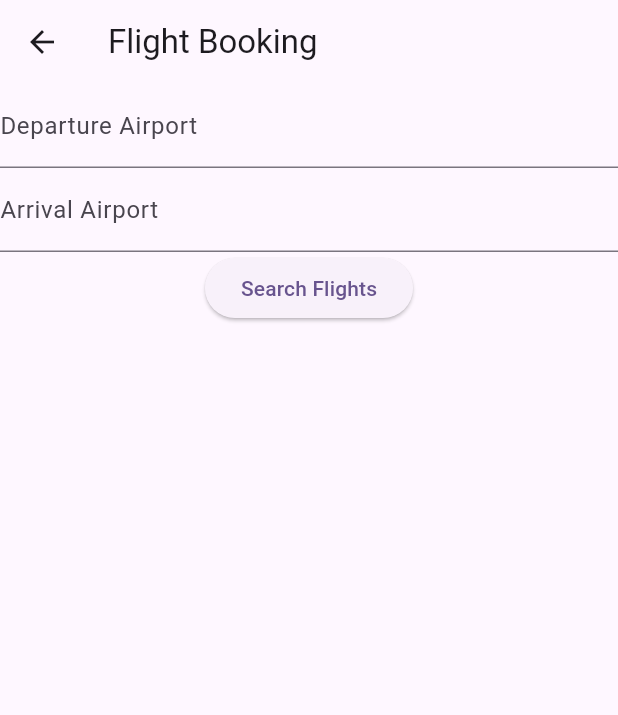
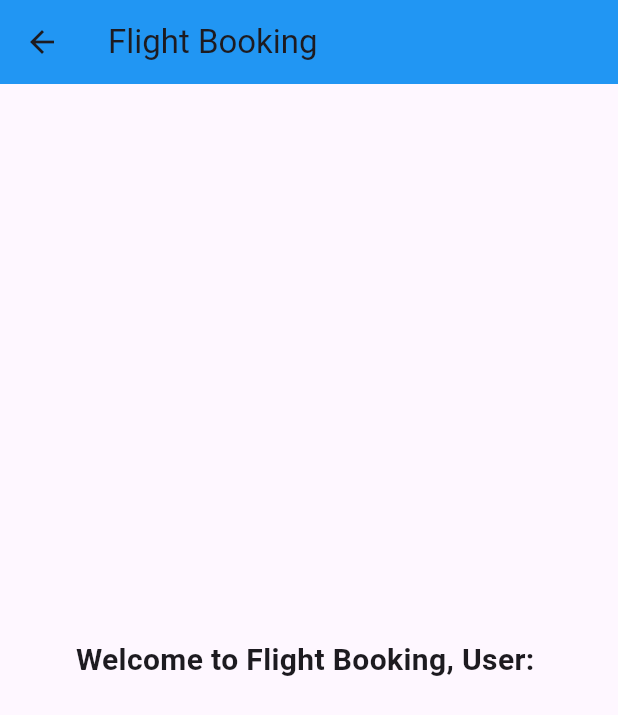
Before and after one commit to sayali1998/Travel_buddy, a Flutter app: the FlightBookingPage screen opened directly with empty values, on a phone screen of 412 x 824 dp. Shown: the top 715 px of the screen. Run offline on Flutter 3.47's test engine with Material 3 defaults, Android fonts, the phone set to English and light mode, and no system bars; our stand-ins replace carousel_slider, cloud_firestore, confetti, firebase_auth, firebase_core, firebase_storage and 6 more; accounts and stored records are empty; network calls fail.

Commit message:
Adding all changes

```diff
--- a/travel_buddy/lib/View/explore.dart
+++ b/travel_buddy/lib/View/explore.dart
@@ -162,7 +162,7 @@ class ExplorePageScreen extends State<ExplorePage> {
                   padding: const EdgeInsets.all(8.0),
                   child: Text('Top Places', style: Theme.of(context).textTheme.bodyMedium, textAlign: TextAlign.left),
                 ),
-                SizedBox(height: 200, child: CategoryItem(categoryList:_category, categoryType: _selectedCategoryType)),
+                SizedBox(height: 215, child: CategoryItem(categoryList:_category, categoryType: _selectedCategoryType, userId: widget.userId,)),
                 Padding(
                   padding: const EdgeInsets.all(8.0),
                   child: Text('Hidden Gems', style: Theme.of(context).textTheme.bodyMedium, textAlign: TextAlign.left),
--- a/travel_buddy/lib/View/flight_booking.dart
+++ b/travel_buddy/lib/View/flight_booking.dart
@@ -1,6 +1,4 @@
 import 'package:flutter/material.dart';
-import 'package:http/http.dart' as http;
-import 'dart:convert';
 
 class FlightBookingPage extends StatefulWidget {
   final String userId;
@@ -12,61 +10,17 @@ class FlightBookingPage extends StatefulWidget {
 }
 
 class _FlightBookingPageState extends State<FlightBookingPage> {
-  final TextEditingController _departureAirportController = TextEditingController();
-  final TextEditingController _arrivalAirportController = TextEditingController();
-  List<dynamic> flights = [];
-
- void fetchFlights(String departureId, String arrivalId, String outboundDate, String returnDate) async {
-  var url = 'https://serpapi.com/search.json?engine=google_flights&departure_id=$departureId&arrival_id=$arrivalId&gl=us&hl=en&currency=USD&outbound_date=$outboundDate&return_date=$returnDate&api_key=d971976dbaeab7a1af02e0d34fce913e124d9655e044280b89e9ff73f2085a54';
-
-  try {
-    var response = await http.get(Uri.parse(url));
-    print(response.body);
-    if (response.statusCode == 200) {
-      setState(() {
-        flights = jsonDecode(response.body)['best_flights'];
-        print(flights);
-      });
-    } else {
-      print('Failed to load flights: ${response.statusCode}');
-    }
-  } catch (e) {
-    print('Error fetching flights: $e');
-  }
-}
-
   @override
   Widget build(BuildContext context) {
     return Scaffold(
       appBar: AppBar(
         title: Text('Flight Booking'),
+        backgroundColor: Colors.blue,
       ),
-      body: SingleChildScrollView(
-        child: Column(
-          children: [
-            TextFormField(
-              controller: _departureAirportController,
-              decoration: InputDecoration(
-                labelText: 'Departure Airport',
-              ),
-            ),
-            TextFormField(
-              controller: _arrivalAirportController,
-              decoration: InputDecoration(
-                labelText: 'Arrival Airport',
-              ),
-            ),
-            ElevatedButton(
-              onPressed: () {
-                fetchFlights(_departureAirportController.text, _arrivalAirportController.text, "2024-05-04", "2024-05-10");
-              },
-              child: Text('Search Flights'),
-            ),
-            ...flights.map((flight) => ListTile(
-              title: Text(flight['airline']),
-              subtitle: Text('${flight['departure_airport']['name']} to ${flight['arrival_airport']['name']}'), // Adjust based on actual API response structure
-            )).toList(),
-          ],
+      body: Center(
+        child: Text(
+          'Welcome to Flight Booking, User: ${widget.userId}',
+          style: TextStyle(fontSize: 20, fontWeight: FontWeight.bold),
         ),
       ),
     );
```
Also changed, not shown: travel_buddy/lib/View/custom_view/view_item.dart (+51 -11 lines), travel_buddy/lib/ViewModel/firebase_functions.dart (+14 -0 lines), travel_buddy/lib/View/review.dart (deleted), travel_buddy/lib/View/travelPlan.dart (deleted).
